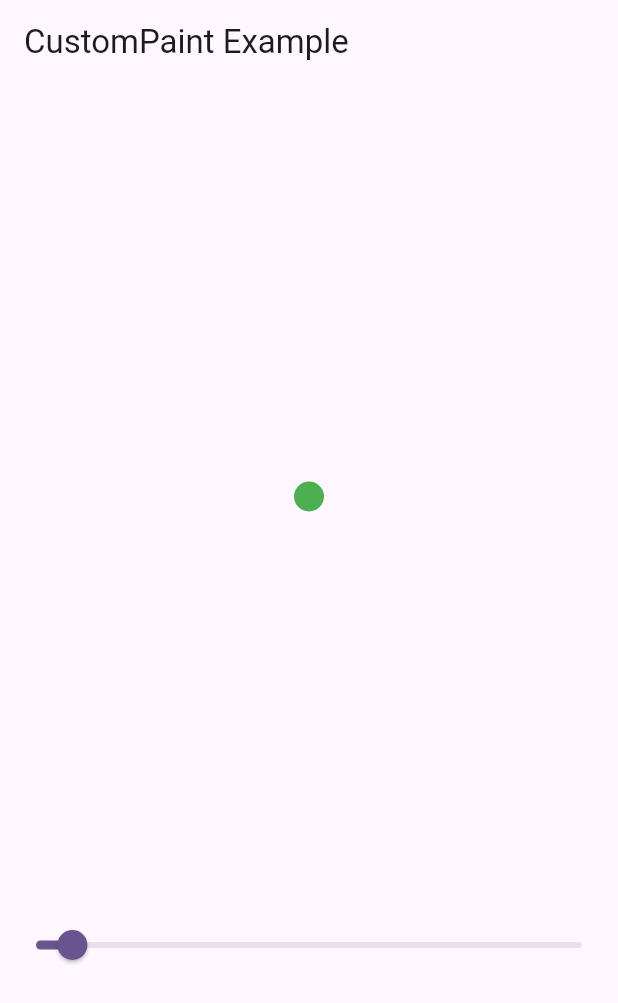
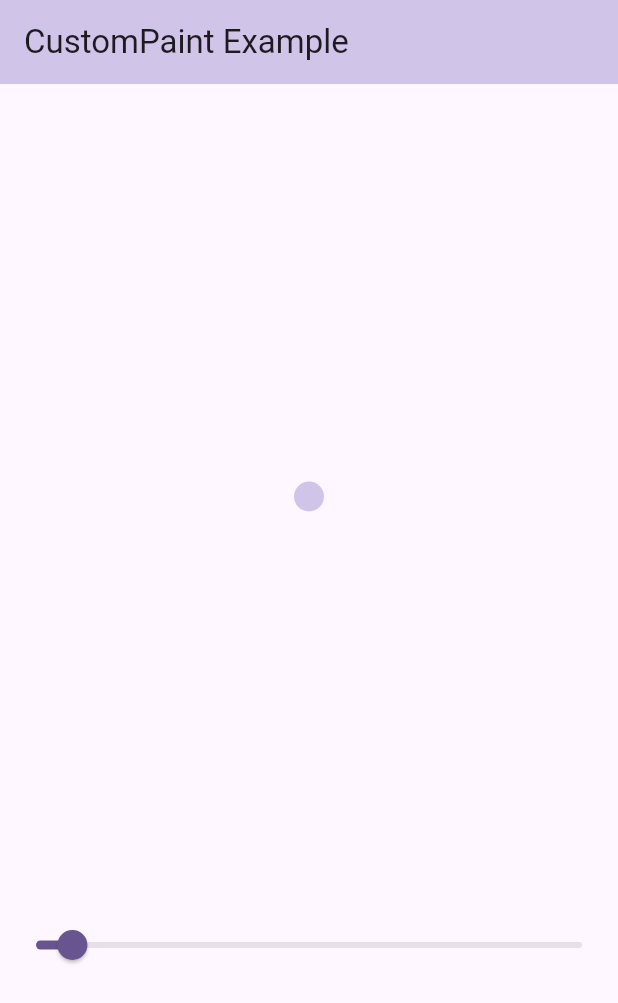
Before and after one commit to ChandravirRaj/flutter_provider, a Flutter app: the screen it shows after launch, on a phone screen of 412 x 824 dp. Shown: the top 1003 px of the screen. Run offline on Flutter 3.47's test engine with Material 3 defaults, Android fonts, the phone set to English and light mode, and no system bars.

Commit message:
update colors

```diff
--- a/lib/single_provider/module/custom_paint_example.dart
+++ b/lib/single_provider/module/custom_paint_example.dart
@@ -24,6 +24,7 @@ class _CustomPaintExampleState extends State<CustomPaintExample> {
     return Scaffold(
       appBar: AppBar(
         title: const Text('CustomPaint Example'),
+        backgroundColor: Colors.deepPurple.shade100,
       ),
       body: Center(
           child: Column(
--- a/lib/single_provider/module/my_painter.dart
+++ b/lib/single_provider/module/my_painter.dart
@@ -5,7 +5,7 @@ class MyPainter extends CustomPainter {
   void paint(Canvas canvas, Size size) {
     // Create a Paint object to define the appearance of the shape
     final Paint paint = Paint()
-      ..color = Colors.green // Set the color to green
+      ..color = Colors.deepPurple.shade100 // Set the color to green
       ..strokeWidth = 4 // Set the stroke width
       ..style = PaintingStyle.fill; // Set the style to fill
 
```
